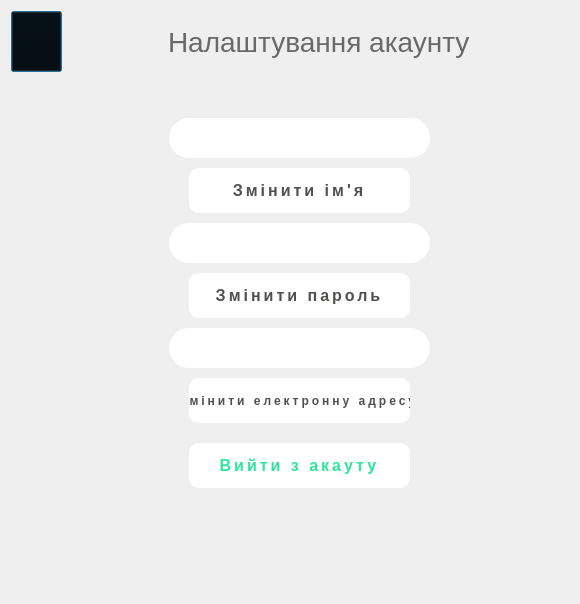
First picture: the form in accountsettings.ui, repository Barsh4ec/Authorization, before the edit.
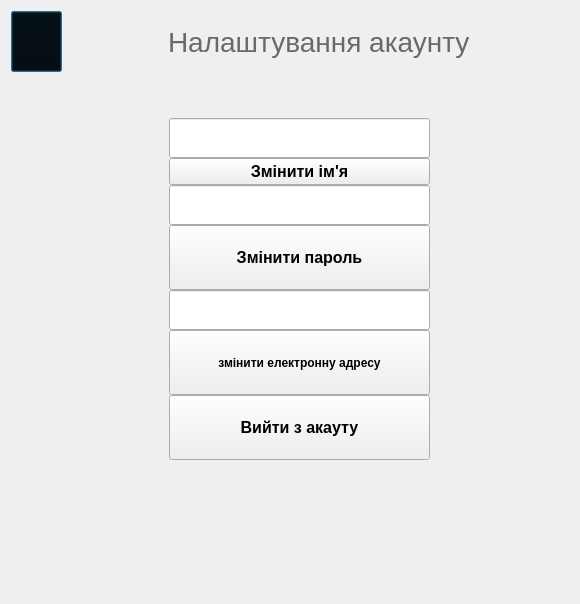
Second picture: the form after the edit. Icons and pictures are not drawn.

Patch:
```diff
--- a/accountsettings.ui
+++ b/accountsettings.ui
@@ -19,8 +19,8 @@
   <property name="windowTitle">
    <string>Dialog</string>
   </property>
-  <layout class="QVBoxLayout" name="verticalLayout_4">
-   <item>
+  <layout class="QGridLayout" name="gridLayout">
+   <item row="0" column="0">
     <layout class="QVBoxLayout" name="verticalLayout_3">
      <item>
       <layout class="QVBoxLayout" name="verticalLayout_2">
@@ -206,20 +206,7 @@
               </size>
              </property>
              <property name="styleSheet">
-              <string notr="true">QLineEdit {
-    border: 2px sold #2EE59D;
-	border-radius: 20px;
-	color: #524f4e;
-	padding-left: 20px;
-	padding-right: 20px;
-	background-color: white;
-}
-QLineEdit:hover {
-	border: 2px solid #2EE59D
-}
-QLinneEdit:focus {
-	border: 2px solid rgb(42, 44, 54)
-}</string>
+              <string notr="true"/>
              </property>
             </widget>
            </item>
@@ -234,27 +221,7 @@
               </font>
              </property>
              <property name="styleSheet">
-              <string notr="true">QPushButton {
-border-radius: 10px;
-  text-decoration: none;
-  width: 140px;
-  height: 45px;
-  line-height: 45px;
-  border-radius: 45px;
-  margin: 10px 20px;
-  text-transform: uppercase;
-  text-align: center;
-  letter-spacing: 3px;
-  font-weight: 600;
-  color: #524f4e;
-  background: white;
-border-radius: 10px;
-}
-QPushButton:hover {
-border-radius: 10px;
-  background: #2EE59D;
-  color: white;
-}</string>
+              <string notr="true"/>
              </property>
              <property name="text">
               <string>Змінити ім'я</string>
@@ -270,20 +237,7 @@
               </size>
              </property>
              <property name="styleSheet">
-              <string notr="true">QLineEdit {
-    border: 2px sold #2EE59D;
-	border-radius: 20px;
-	color: #524f4e;
-	padding-left: 20px;
-	padding-right: 20px;
-	background-color: white;
-}
-QLineEdit:hover {
-	border: 2px solid #2EE59D
-}
-QLinneEdit:focus {
-	border: 2px solid rgb(42, 44, 54)
-}</string>
+              <string notr="true"/>
              </property>
             </widget>
            </item>
@@ -304,27 +258,7 @@
               </font>
              </property>
              <property name="styleSheet">
-              <string notr="true">QPushButton {
-border-radius: 10px;
-  text-decoration: none;
-  width: 140px;
-  height: 45px;
-  line-height: 45px;
-  border-radius: 45px;
-  margin: 10px 20px;
-  text-transform: uppercase;
-  text-align: center;
-  letter-spacing: 3px;
-  font-weight: 600;
-  color: #524f4e;
-  background: white;
-border-radius: 10px;
-}
-QPushButton:hover {
-border-radius: 10px;
-  background: #2EE59D;
-  color: white;
-}</string>
+              <string notr="true"/>
              </property>
              <property name="text">
               <string>Змінити пароль</string>
@@ -340,20 +274,7 @@
               </size>
              </property>
              <property name="styleSheet">
-              <string notr="true">QLineEdit {
-    border: 2px sold #2EE59D;
-	border-radius: 20px;
-	color: #524f4e;
-	padding-left: 20px;
-	padding-right: 20px;
-	background-color: white;
-}
-QLineEdit:hover {
-	border: 2px solid #2EE59D
-}
-QLinneEdit:focus {
-	border: 2px solid rgb(42, 44, 54)
-}</string>
+              <string notr="true"/>
              </property>
             </widget>
            </item>
@@ -374,27 +295,7 @@
               </font>
              </property>
              <property name="styleSheet">
-              <string notr="true">QPushButton {
-border-radius: 10px;
-  text-decoration: none;
-  width: 140px;
-  height: 45px;
-  line-height: 45px;
-  border-radius: 45px;
-  margin: 10px 20px;
-  text-transform: uppercase;
-  text-align: center;
-  letter-spacing: 3px;
-  font-weight: 600;
-  color: #524f4e;
-  background: white;
-border-radius: 10px;
-}
-QPushButton:hover {
-border-radius: 10px;
-  background: #2EE59D;
-  color: white;
-}</string>
+              <string notr="true"/>
              </property>
              <property name="text">
               <string>змінити електронну адресу</string>
@@ -418,27 +319,7 @@
               </font>
              </property>
              <property name="styleSheet">
-              <string notr="true">QPushButton {
-border-radius: 10px;
-  text-decoration: none;
-  width: 140px;
-  height: 45px;
-  line-height: 45px;
-  border-radius: 45px;
-  margin: 10px 20px;
-  text-transform: uppercase;
-  text-align: center;
-  letter-spacing: 3px;
-  font-weight: 600;
-  color: #2EE59D;
-  background: white;
-border-radius: 10px;
-}
-QPushButton:hover {
-border-radius: 10px;
-  background: #524f4e;
-  color: white;
-}</string>
+              <string notr="true"/>
              </property>
              <property name="text">
               <string>Вийти з акауту</string>
```
